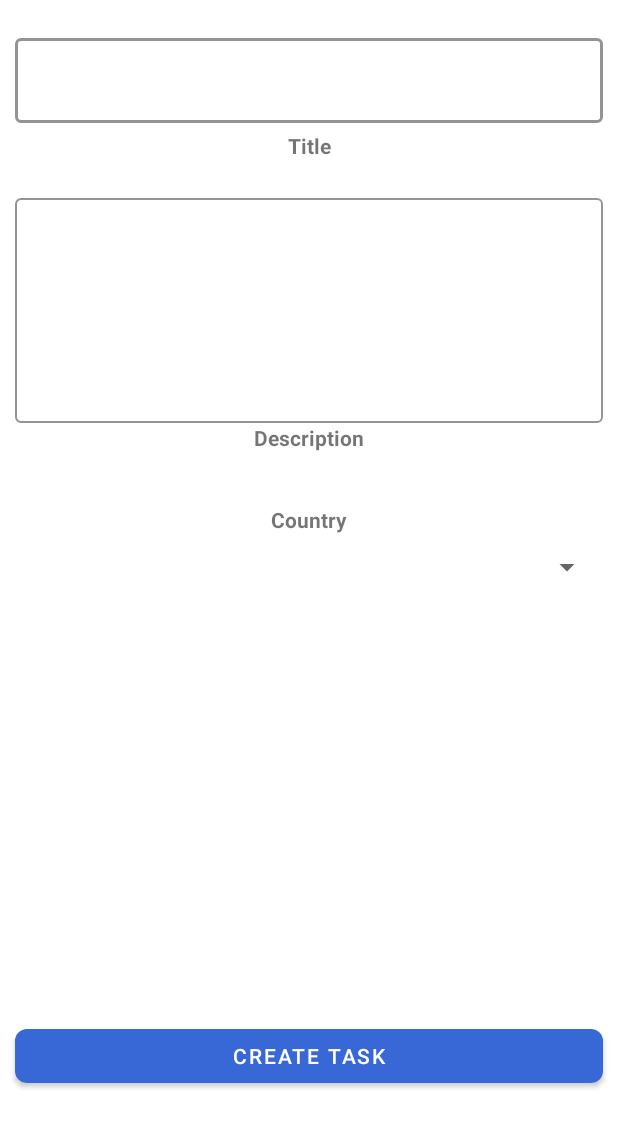
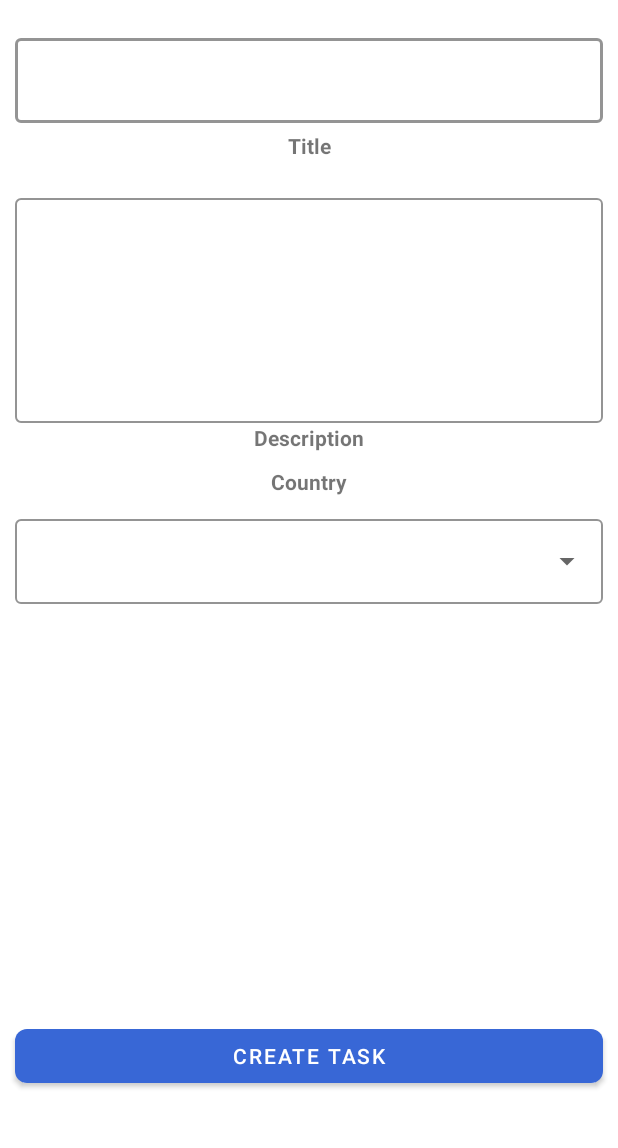
Before and after one commit to marcosscampos/task-list, an Android app: the CreateActivity screen opened directly, with no data from a screen before it, on a phone screen of 412 x 824 dp, the part 84-1232 px from its top. Run offline under Robolectric (Android 15) with nearby library versions, the phone set to English and light mode, and no system bars; our stand-ins replace Firebase (no records; nobody signed in at launch, a user with empty details on screens opened directly); network calls fail; 1 statement that could not run was skipped.

Commit message:
ajustes retrofit, sincronização automática
configuração de uma nova api e troca de componente

```diff
--- a/app/build.gradle
+++ b/app/build.gradle
@@ -52,6 +52,7 @@ dependencies {
     androidTestImplementation 'androidx.test.espresso:espresso-core:3.3.0'
 
     //Retrofit
+    implementation 'com.google.code.gson:gson:2.8.7'
     implementation 'com.squareup.retrofit2:retrofit:2.9.0'
     implementation 'com.squareup.retrofit2:converter-gson:2.9.0'
 
--- a/app/src/main/AndroidManifest.xml
+++ b/app/src/main/AndroidManifest.xml
@@ -1,6 +1,9 @@
 <?xml version="1.0" encoding="utf-8"?>
 <manifest xmlns:android="http://schemas.android.com/apk/res/android"
     package="br.edu.infnet.todolist">
+
+    <uses-permission android:name="android.permission.WAKE_LOCK" />
+    <uses-permission android:name="android.permission.INTERNET"/>
 
     <application
         android:allowBackup="true"
@@ -8,6 +11,7 @@
         android:label="@string/app_name"
         android:roundIcon="@mipmap/ic_launcher_round"
         android:supportsRtl="true"
+        android:usesCleartextTraffic="true"
         android:theme="@style/Theme.MaterialComponents.DayNight.NoActionBar">
         <activity
             android:name=".ui.update.UpdateActivity"
--- a/app/src/main/java/br/edu/infnet/todolist/domain/interface/IPaisService.kt
+++ b/app/src/main/java/br/edu/infnet/todolist/domain/interface/IPaisService.kt
@@ -1,11 +1,13 @@
 package br.edu.infnet.todolist.domain.`interface`
 
 import br.edu.infnet.todolist.domain.models.pais.Paises
-import retrofit2.Call
-import retrofit2.http.GET
+import retrofit2.http.*
 
 interface IPaisService {
 
-    @GET("paises")
-    suspend fun getAllCountries() : ArrayList<Paises>
+    @GET("all")
+    suspend fun getAllCountries(): ArrayList<Paises>
+
+    @GET("name/{name}")
+    suspend fun getCountry(@Path("name") name: String) : Paises
 }
--- a/app/src/main/java/br/edu/infnet/todolist/domain/models/pais/Paises.kt
+++ b/app/src/main/java/br/edu/infnet/todolist/domain/models/pais/Paises.kt
@@ -3,6 +3,6 @@ package br.edu.infnet.todolist.domain.models.pais
 import com.google.gson.annotations.SerializedName
 
 data class Paises(
-    @SerializedName("nome")
-    var nome: Nome
+    @SerializedName("name")
+    var name: String
 )
--- a/app/src/main/java/br/edu/infnet/todolist/domain/models/task/Task.kt
+++ b/app/src/main/java/br/edu/infnet/todolist/domain/models/task/Task.kt
@@ -17,9 +17,6 @@ data class Task(
     @SerializedName("country")
     var country: String = "",
 
-    @SerializedName("countryId")
-    var countryId: String = "1",
-
     @SerializedName("date")
     var date: Date = Calendar.getInstance().time
 )
--- a/app/src/main/java/br/edu/infnet/todolist/domain/service/RetrofitService.kt
+++ b/app/src/main/java/br/edu/infnet/todolist/domain/service/RetrofitService.kt
@@ -3,24 +3,50 @@ package br.edu.infnet.todolist.domain.service
 import br.edu.infnet.todolist.domain.exception.PaisError
 import kotlinx.coroutines.Dispatchers
 import kotlinx.coroutines.withContext
+import okhttp3.*
 import retrofit2.Retrofit
 import retrofit2.converter.gson.GsonConverterFactory
+import java.security.KeyStore
+import javax.net.ssl.TrustManagerFactory
 
 class RetrofitService {
+
     companion object {
-        private const val url = "https://servicodados.ibge.gov.br/api/v1/"
+        private const val url = "https://restcountries-v1.p.rapidapi.com/"
 
         suspend fun getInstance(): Retrofit {
-            return withContext(Dispatchers.IO) {
-                try {
-                    Retrofit.Builder()
-                        .addConverterFactory(GsonConverterFactory.create())
-                        .baseUrl(url)
+            val builder = OkHttpClient.Builder()
+            builder.connectionSpecs(
+                listOf(
+                    ConnectionSpec.CLEARTEXT,
+                    ConnectionSpec.Builder(ConnectionSpec.MODERN_TLS)
+                        .allEnabledTlsVersions()
+                        .allEnabledCipherSuites()
                         .build()
-                } catch (cause: Throwable) {
-                    throw PaisError("Erro ao carregar os dados", cause)
+                )
+            ).addInterceptor { chain ->
+                    val original = chain.request()
+                    val request = original.newBuilder()
+                        .addHeader("x-rapidapi-key",
+                                    "9850361e18msh7304f065c92219bp1992e3jsne081b44f24f4")
+                        .addHeader("x-rapidapi-host",
+                                    "restcountries-v1.p.rapidapi.com")
+                        .method(original.method(), original.body())
+                        .build()
+
+                    chain.proceed(request)
                 }
-            } as Retrofit
+
+            val client = builder.build()
+
+            try {
+                return Retrofit.Builder().client(client)
+                    .addConverterFactory(GsonConverterFactory.create())
+                    .baseUrl(url)
+                    .build()
+            } catch (cause: Throwable) {
+                throw PaisError("Erro ao carregar os dados", cause)
+            }
         }
     }
 }
--- a/app/src/main/java/br/edu/infnet/todolist/ui/create/CreateActivity.kt
+++ b/app/src/main/java/br/edu/infnet/todolist/ui/create/CreateActivity.kt
@@ -1,50 +1,47 @@
 package br.edu.infnet.todolist.ui.create
 
+import android.content.Context
 import android.os.Bundle
 import android.util.Log
 import android.view.View
+import android.view.inputmethod.InputMethodManager
 import android.widget.*
 import androidx.appcompat.app.AppCompatActivity
 import androidx.appcompat.widget.Toolbar
 import androidx.lifecycle.ViewModelProvider
 import androidx.lifecycle.lifecycleScope
 import br.edu.infnet.todolist.R
-import br.edu.infnet.todolist.domain.`interface`.IPaisService
 import br.edu.infnet.todolist.domain.exception.FirebaseError
-import br.edu.infnet.todolist.domain.models.pais.Paises
 import br.edu.infnet.todolist.domain.models.task.Task
-import br.edu.infnet.todolist.domain.service.RetrofitService
 import br.edu.infnet.todolist.ui.viewmodel.CountryViewModel
 import com.google.firebase.auth.ktx.auth
 import com.google.firebase.firestore.FirebaseFirestore
 import com.google.firebase.ktx.Firebase
 import kotlinx.android.synthetic.main.activity_create.*
-import kotlinx.android.synthetic.main.task_card.*
-import kotlinx.coroutines.*
-import retrofit2.Call
-import retrofit2.Callback
-import retrofit2.Response
-import java.util.*
-import kotlin.collections.ArrayList
+import kotlinx.coroutines.CoroutineScope
+import kotlinx.coroutines.Dispatchers
+import kotlinx.coroutines.launch
+import kotlinx.coroutines.withContext
 
 class CreateActivity : AppCompatActivity() {
     private var TAG = "CreateActivity"
     private lateinit var db: FirebaseFirestore
     private var toolbar: Toolbar? = null
     private var userId = ""
-    private lateinit var spinner: Spinner
     private lateinit var progressbar: ProgressBar
     private lateinit var task: Task
+    private lateinit var autoCompleteText: AutoCompleteTextView
 
     private var NAME_VALIDATION_MSG = "Campo título não pode ficar em branco."
     private var DESCRIPTION_VALIDATION_MSG = "Campo descrição não pode ficar em branco."
+    private var AUTOCOMPLETE_VALIDATION_MSG = "Campo País não pode ficar em branco."
 
     override fun onCreate(savedInstanceState: Bundle?) {
         super.onCreate(savedInstanceState)
         setContentView(R.layout.activity_create)
         toolbar = findViewById(R.id.toolbarDetail)
-        spinner = findViewById(R.id.spinner)
         progressbar = findViewById(R.id.progressbarCreateActivity)
+        autoCompleteText = findViewById(R.id.autoComplete)
         task = Task()
 
         val user = Firebase.auth.currentUser
@@ -55,23 +52,10 @@ class CreateActivity : AppCompatActivity() {
         val mViewModel = ViewModelProvider.NewInstanceFactory()
             .create(CountryViewModel::class.java)
 
-        spinner.onItemSelectedListener = object : AdapterView.OnItemSelectedListener {
-            override fun onItemSelected(
-                parent: AdapterView<*>?,
-                view: View?,
-                position: Int,
-                id: Long
-            ) {
-
-                task.countryId = id.toString()
-            }
-
-            override fun onNothingSelected(parent: AdapterView<*>?) {}
-        }
-
         db = FirebaseFirestore.getInstance()
         configActionBar()
         initCountryList(mViewModel)
+        setKeyboard()
 
         mViewModel.progressBar.observe(this) { isShown ->
             if (isShown) {
@@ -84,7 +68,6 @@ class CreateActivity : AppCompatActivity() {
         mViewModel.toast.observe(this) {
             it?.let {
                 makeText(it)
-                mViewModel.onToastShown()
             }
         }
 
@@ -96,7 +79,6 @@ class CreateActivity : AppCompatActivity() {
     private fun initCountryList(mViewModel: CountryViewModel) {
         lifecycleScope.launch {
             mViewModel.init()
-            delay(500)
             initAdapter(mViewModel)
         }
     }
@@ -105,13 +87,16 @@ class CreateActivity : AppCompatActivity() {
         val paises = ArrayList<String>()
         mViewModel.countryList.observe(this) { it ->
             it.forEach {
-                paises.add(it.nome.abreviado)
+                paises.add(it.name)
             }
         }
-        spinner.adapter = ArrayAdapter(
-            this@CreateActivity,
-            R.layout.support_simple_spinner_dropdown_item,
-            paises
+
+        autoCompleteText.setAdapter(
+            ArrayAdapter(
+                this,
+                R.layout.list_item,
+                paises
+            )
         )
     }
 
@@ -123,7 +108,7 @@ class CreateActivity : AppCompatActivity() {
     private fun registerTask() {
         task.title = editTitle.text.toString()
         task.description = editDescription.text.toString()
-        task.country = spinner.selectedItem.toString()
+        task.country = autoCompleteText.text.toString()
 
         if (editTitle.text.isEmpty()) {
             setError(editTitle, NAME_VALIDATION_MSG)
@@ -135,9 +120,23 @@ class CreateActivity : AppCompatActivity() {
             editDescription.requestFocus()
         }
 
+        if (autoCompleteText.text.isNullOrEmpty()) {
+            setError(autoComplete, AUTOCOMPLETE_VALIDATION_MSG)
+            autoComplete.requestFocus()
+        }
+
         if (task.title.isNotEmpty() && task.description.isNotEmpty()) {
             createTask(task)
         }
+    }
+
+    private fun setKeyboard() {
+        autoCompleteText.onItemClickListener =
+            AdapterView.OnItemClickListener { parent, view, position, id ->
+                val input: InputMethodManager = getSystemService(
+                    Context.INPUT_METHOD_SERVICE) as InputMethodManager
+                input.hideSoftInputFromWindow(view.applicationWindowToken, 0)
+            }
     }
 
     private fun configActionBar() {
--- a/app/src/main/java/br/edu/infnet/todolist/ui/viewmodel/CountryViewModel.kt
+++ b/app/src/main/java/br/edu/infnet/todolist/ui/viewmodel/CountryViewModel.kt
@@ -14,6 +14,10 @@ class CountryViewModel : ViewModel() {
     private val _countryList = MutableLiveData<ArrayList<Paises>>()
     val countryList: LiveData<ArrayList<Paises>>
         get() = _countryList
+
+    private val _country = MutableLiveData<Paises>()
+    val country: LiveData<Paises>
+        get() = _country
 
     private val _progressBar = MutableLiveData<Boolean>()
     val progressBar: LiveData<Boolean>
@@ -35,7 +39,7 @@ class CountryViewModel : ViewModel() {
         }
     }
 
-    fun onToastShown() {
+    suspend fun onToastShown() {
         _toast.value = ""
     }
 
--- a/app/src/main/res/layout/activity_create.xml
+++ b/app/src/main/res/layout/activity_create.xml
@@ -93,20 +93,32 @@
         android:layout_width="match_parent"
         android:layout_height="wrap_content"
         android:layout_below="@id/progressbarCreateActivity"
-        android:layout_marginTop="35dp"
+        android:layout_marginTop="10dp"
         android:gravity="center"
         android:maxLength="300"
         android:text="Country"
         android:textStyle="bold" />
 
-    <Spinner
-        android:id="@+id/spinner"
+    <com.google.android.material.textfield.TextInputLayout
+        style="@style/Widget.MaterialComponents.TextInputLayout.OutlinedBox.ExposedDropdownMenu"
+        android:backgroundTint="@color/charcoalGrey"
+        app:boxStrokeColor="@color/androidgray"
+        app:helperTextTextColor="@color/charcoalGrey"
+        app:hintTextColor="@color/charcoalGrey"
         android:layout_width="match_parent"
+
+        android:layout_marginTop="10dp"
+        android:layout_marginRight="10dp"
+        android:layout_marginLeft="10dp"
         android:layout_height="wrap_content"
-        android:layout_below="@id/viewCountry"
-        android:layout_marginLeft="10dp"
-        android:layout_marginTop="10dp"
-        android:layout_marginRight="10dp" />
+        android:layout_below="@id/viewCountry">
+
+        <AutoCompleteTextView
+            android:id="@+id/autoComplete"
+            android:layout_width="match_parent"
+            android:layout_height="wrap_content"
+            android:inputType="text" />
+    </com.google.android.material.textfield.TextInputLayout>
 
     <com.google.android.material.button.MaterialButton
         android:id="@+id/createTask"
--- a/app/src/main/res/values/colors.xml
+++ b/app/src/main/res/values/colors.xml
@@ -1,7 +1,7 @@
 <?xml version="1.0" encoding="utf-8"?>
 <resources>
-    <color name="purple_200">#FFBB86FC</color>
-    <color name="purple_500">#FF6200EE</color>
+    <color name="purple_200">@color/lightblue</color>
+    <color name="purple_500">@color/royalblue</color>
     <color name="purple_700">#FF3700B3</color>
     <color name="teal_200">#FF03DAC5</color>
     <color name="teal_700">#FF018786</color>
```
Also changed, not shown: app/src/main/java/br/edu/infnet/todolist/ui/main/MainActivity.kt (+19 -0 lines), app/src/main/java/br/edu/infnet/todolist/ui/register/RegisterActivity.kt (+5 -15 lines), app/src/main/java/br/edu/infnet/todolist/ui/update/UpdateActivity.kt (+31 -27 lines), app/src/main/res/layout/activity_register.xml (+4 -27 lines), app/src/main/res/layout/activity_update.xml (+16 -3 lines), app/src/main/res/layout/list_item.xml (added, +8 -0 lines).
